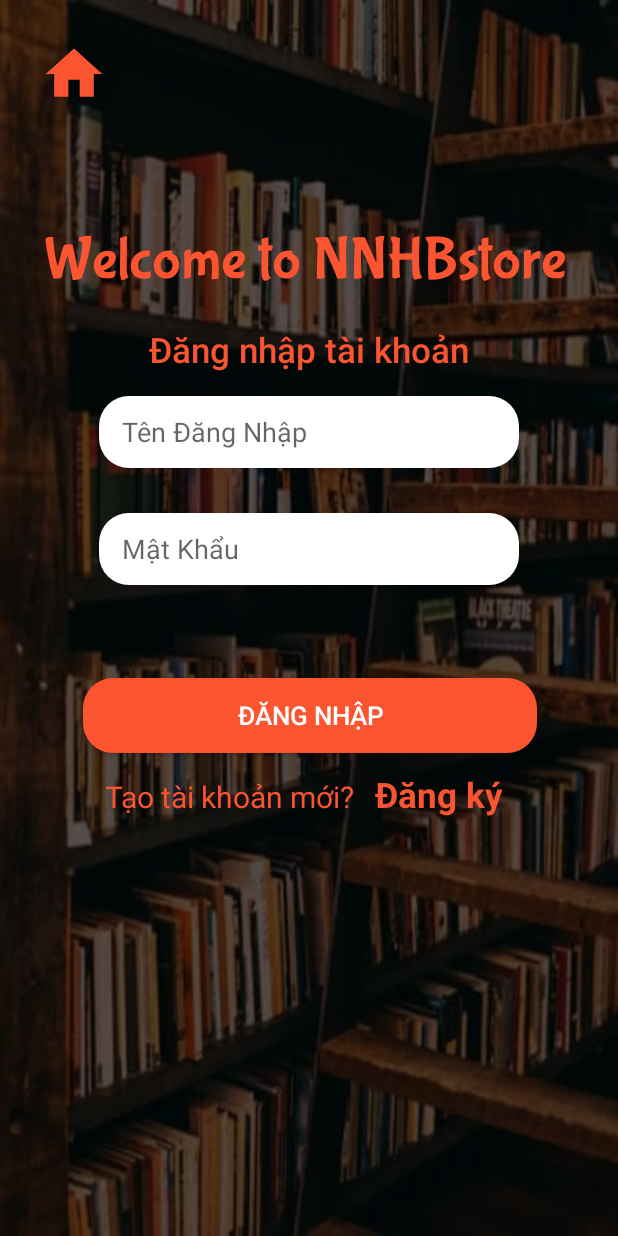
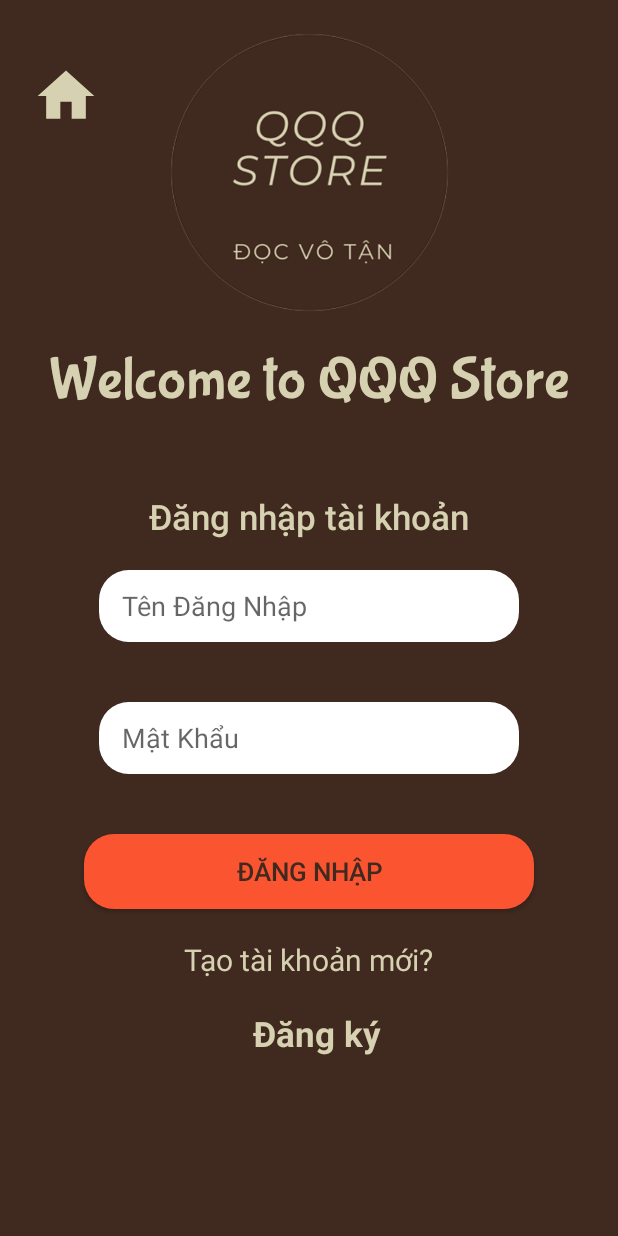
Before and after one commit to tienthinh1610/DoAnPMLT, an Android app: the screen it shows after launch (LoginActivity), after a tap on "Shopping Cart", on a phone screen of 412 x 824 dp. Run offline under Robolectric (Android 15) with nearby library versions, the phone set to English and light mode, and no system bars; 1 other tap on this screen came first.

Commit message:
Chỉnh sửa layout bên khách hàng

```diff
--- /dev/null
+++ b/app/src/main/res/drawable/bg_search.xml
@@ -0,0 +1,5 @@
+<?xml version="1.0" encoding="utf-8"?>
+<shape xmlns:android="http://schemas.android.com/apk/res/android">
+<solid android:color="#D6D1B1"/>
+    <corners android:radius="400dp"/>
+</shape>
--- a/app/src/main/res/drawable/gradient_btnthanhtoan.xml
+++ b/app/src/main/res/drawable/gradient_btnthanhtoan.xml
@@ -1,5 +1,5 @@
 <?xml version="1.0" encoding="utf-8"?>
 <shape xmlns:android="http://schemas.android.com/apk/res/android">
     <corners android:radius="20dp"/>
-    <solid android:color="@color/orange"/>
+    <solid android:color="#40291F"/>
 </shape>
--- a/app/src/main/res/drawable/ic_arrow_back.xml
+++ b/app/src/main/res/drawable/ic_arrow_back.xml
@@ -1,5 +1,5 @@
 <vector android:autoMirrored="true" android:height="40dp"
-    android:tint="#FB5431" android:viewportHeight="24"
+    android:tint="#D6D1B1" android:viewportHeight="24"
     android:viewportWidth="24" android:width="40dp" xmlns:android="http://schemas.android.com/apk/res/android">
     <path android:fillColor="@android:color/white" android:pathData="M11.67,3.87L9.9,2.1 0,12l9.9,9.9 1.77,-1.77L3.54,12z"/>
 </vector>
--- a/app/src/main/res/drawable/ic_arrow_back_white.xml
+++ b/app/src/main/res/drawable/ic_arrow_back_white.xml
@@ -1,5 +1,5 @@
 <vector android:autoMirrored="true" android:height="24dp"
-    android:tint="#FFFFFF" android:viewportHeight="24"
+    android:tint="#D6D1B1" android:viewportHeight="24"
     android:viewportWidth="24" android:width="24dp" xmlns:android="http://schemas.android.com/apk/res/android">
     <path android:fillColor="@android:color/white" android:pathData="M11.67,3.87L9.9,2.1 0,12l9.9,9.9 1.77,-1.77L3.54,12z"/>
 </vector>
--- a/app/src/main/res/drawable/ic_daucong.xml
+++ b/app/src/main/res/drawable/ic_daucong.xml
@@ -1,5 +1,5 @@
 <vector android:height="24dp" android:viewportHeight="248"
     android:viewportWidth="283" android:width="24dp" xmlns:android="http://schemas.android.com/apk/res/android">
-    <path android:fillColor="#FFFFFF"
+    <path android:fillColor="#D6D1B1"
         android:pathData="M125.9,40.7c0,5.4 -0.1,24.2 -0.2,41.8l-0.2,32 -41.7,0.3 -41.8,0.2 0,13 0,13 41.8,0.2 41.7,0.3 0.1,40.3c0.1,22.1 0.5,40.9 0.8,41.7 0.5,1.3 2.5,1.5 12.3,1.3l11.8,-0.3 0.3,-41.7 0.2,-41.8 41.8,-0.2 41.7,-0.3 0.3,-12.8 0.3,-12.7 -42.1,-0 -42,-0 0,-42 0,-42 -12.5,-0 -12.5,-0 -0.1,9.7z" android:strokeColor="#00000000"/>
 </vector>
--- a/app/src/main/res/drawable/ic_home.xml
+++ b/app/src/main/res/drawable/ic_home.xml
@@ -1,4 +1,4 @@
-<vector android:height="45dp" android:tint="#FB5431"
+<vector android:height="45dp" android:tint="#D6D1B1"
     android:viewportHeight="24" android:viewportWidth="24"
     android:width="45dp" xmlns:android="http://schemas.android.com/apk/res/android">
     <path android:fillColor="@android:color/white" android:pathData="M10,20v-6h4v6h5v-8h3L12,3 2,12h3v8z"/>
--- a/app/src/main/res/drawable/ic_search.xml
+++ b/app/src/main/res/drawable/ic_search.xml
@@ -1,4 +1,4 @@
-<vector android:height="24dp" android:tint="@color/white"
+<vector android:height="24dp" android:tint="#D6D1B1"
     android:viewportHeight="24" android:viewportWidth="24"
     android:width="24dp" xmlns:android="http://schemas.android.com/apk/res/android">
     <path android:fillColor="@android:color/white" android:pathData="M15.5,14h-0.79l-0.28,-0.27C15.41,12.59 16,11.11 16,9.5 16,5.91 13.09,3 9.5,3S3,5.91 3,9.5 5.91,16 9.5,16c1.61,0 3.09,-0.59 4.23,-1.57l0.27,0.28v0.79l5,4.99L20.49,19l-4.99,-5zM9.5,14C7.01,14 5,11.99 5,9.5S7.01,5 9.5,5 14,7.01 14,9.5 11.99,14 9.5,14z"/>
--- a/app/src/main/res/layout/activity_books_list.xml
+++ b/app/src/main/res/layout/activity_books_list.xml
@@ -5,15 +5,16 @@
     android:layout_width="match_parent"
     android:layout_height="match_parent"
     android:orientation="vertical"
+    android:background="#EED9D9"
     tools:context=".activityAdmin.BooksListActivity">
     <androidx.appcompat.widget.Toolbar
         android:id="@+id/toolbarbookslist"
         android:layout_width="match_parent"
         android:layout_height="wrap_content"
-        android:background="@color/orange"
+        android:background="#40291F"
         app:titleMarginStart="60dp"
         app:navigationIcon="@drawable/ic_arrow_back_white"
-        app:titleTextColor="@color/white"
+        app:titleTextColor="#D6D1B1"
         app:title="Danh sách sản phẩm" >
 
         <ImageButton
--- a/app/src/main/res/layout/activity_catrgory_list.xml
+++ b/app/src/main/res/layout/activity_catrgory_list.xml
@@ -4,16 +4,17 @@
     xmlns:tools="http://schemas.android.com/tools"
     android:layout_width="match_parent"
     android:layout_height="match_parent"
+    android:background="#EED9D9"
     android:orientation="vertical"
     tools:context=".activity.CategoryListActivity">
     <androidx.appcompat.widget.Toolbar
         android:id="@+id/toolbarcategorylist"
         android:layout_width="match_parent"
         android:layout_height="wrap_content"
-        android:background="@color/orange"
+        android:background="#40291F"
         app:titleMarginStart="80dp"
         app:navigationIcon="@drawable/ic_arrow_back_white"
-        app:titleTextColor="@color/white"
+        app:titleTextColor="#D6D1B1"
         app:title="Sách thiếu nhi" >
     </androidx.appcompat.widget.Toolbar>
     <androidx.recyclerview.widget.RecyclerView
--- a/app/src/main/res/layout/activity_giohang.xml
+++ b/app/src/main/res/layout/activity_giohang.xml
@@ -10,8 +10,8 @@
     <androidx.appcompat.widget.Toolbar
         app:titleMarginStart="110dp"
         app:navigationIcon="@drawable/ic_arrow_back_white"
-        android:background="#E64E07"
-        app:titleTextColor="@color/white"
+        android:background="#40291F"
+        app:titleTextColor="#D6D1B1"
         android:id="@+id/toolbargiohang"
         android:layout_width="match_parent"
         android:layout_height="wrap_content"
@@ -23,6 +23,7 @@
         android:layout_width="match_parent"
         android:layout_margin="10dp"
         android:layout_height="0dp"
+        android:background="#EED9D9"
         android:layout_weight="1" >
     </androidx.recyclerview.widget.RecyclerView>
 
--- a/app/src/main/res/layout/activity_login.xml
+++ b/app/src/main/res/layout/activity_login.xml
@@ -1,88 +1,110 @@
 <?xml version="1.0" encoding="utf-8"?>
-<RelativeLayout xmlns:android="http://schemas.android.com/apk/res/android"
+<androidx.constraintlayout.widget.ConstraintLayout xmlns:android="http://schemas.android.com/apk/res/android"
     xmlns:app="http://schemas.android.com/apk/res-auto"
     xmlns:tools="http://schemas.android.com/tools"
     android:layout_width="match_parent"
     android:layout_height="match_parent"
-    android:background="@drawable/backgroud_login"
+    android:background="#40291F"
     android:orientation="vertical"
     android:gravity="center_vertical"
     tools:context=".activity.LoginActivity">
 
-    <ImageView
-        android:layout_width="match_parent"
-        android:layout_height="match_parent"
-        android:foreground="@drawable/blur_backgroud">
-    </ImageView>
-
     <ImageButton
-        android:onClick="home"
         android:layout_width="wrap_content"
         android:layout_height="wrap_content"
-        android:layout_marginStart="25dp"
-        android:layout_marginTop="25dp"
-        android:layout_marginEnd="25dp"
-        android:layout_marginBottom="25dp"
         android:background="@null"
         android:contentDescription="@string/app_name"
         android:minWidth="48dp"
         android:minHeight="48dp"
-        android:src="@drawable/ic_home" />
+        android:onClick="home"
+        android:src="@drawable/ic_home"
+        android:layout_marginTop="40dp"
+        android:layout_marginLeft="20dp"
+        app:layout_constraintRight_toLeftOf="@+id/imageView2"
+        app:layout_constraintStart_toStartOf="parent"
+        app:layout_constraintTop_toTopOf="parent"
+        />
+
+    <ImageView
+        android:id="@+id/imageView2"
+        android:layout_width="230dp"
+        android:layout_height="230dp"
+        android:src="@drawable/logo_removed"
+        app:layout_constraintEnd_toEndOf="parent"
+        app:layout_constraintStart_toStartOf="parent"
+        app:layout_constraintTop_toTopOf="parent" />
+
     <TextView
         android:id="@+id/textView2"
         android:layout_width="wrap_content"
         android:layout_height="wrap_content"
-        android:layout_marginTop="150dp"
-        android:layout_marginBottom="20dp"
         android:fontFamily="@font/bubblegum_sans"
-        android:layout_marginLeft="30dp"
         android:gravity="center"
-        android:text="Welcome to NNHBstore"
-        android:textColor="@color/orange"
-        android:textSize="40dp" />
+        android:text="Welcome to QQQ Store"
+        android:textColor="#D6D1B1"
+        android:textSize="40dp"
+
+        app:layout_constraintLeft_toLeftOf="parent"
+        app:layout_constraintTop_toBottomOf="@id/imageView2"
+        app:layout_constraintRight_toRightOf="parent"
+        />
+
+
     <LinearLayout
         android:id="@+id/viewflipper"
+        android:layout_width="match_parent"
+        android:layout_height="wrap_content"
         android:layout_below="@id/textView2"
-        android:layout_marginBottom="20dp"
+        android:layout_marginTop="20dp"
         android:orientation="vertical"
-        android:layout_width="match_parent"
-        android:layout_height="wrap_content">
+        app:layout_constraintBottom_toBottomOf="parent"
+        app:layout_constraintTop_toTopOf="parent"
+        tools:layout_editor_absoluteX="16dp">
 
         <TextView
+            android:id="@+id/textviewDangNhap"
             android:layout_width="wrap_content"
             android:layout_height="wrap_content"
             android:layout_gravity="center"
             android:fontFamily="sans-serif-medium"
             android:text="Đăng nhập tài khoản"
-            android:textColor="@color/orange"
-            android:textSize="23dp" />
+            android:textColor="#D6D1B1"
+            android:textSize="23dp"
+            app:layout_constraintLeft_toLeftOf="parent"
+            app:layout_constraintTop_toBottomOf="@id/textView2"
+            app:layout_constraintRight_toRightOf="parent" />
 
         <EditText
             android:id="@+id/edt_uesrname"
             android:layout_width="280dp"
             android:layout_height="48dp"
             android:layout_gravity="center"
-            android:layout_marginTop="15dp"
             android:background="@drawable/radius_edittext"
             android:hint="Tên Đăng Nhập"
-            android:singleLine="true"
             android:inputType="textPersonName"
             android:paddingLeft="15dp"
-            android:textColor="@color/black" />
+            android:singleLine="true"
+            android:textColor="@color/black"
+            android:layout_marginTop="20dp"
+            app:layout_constraintLeft_toLeftOf="parent"
+            app:layout_constraintTop_toBottomOf="@id/textviewDangNhap"
+            app:layout_constraintRight_toRightOf="parent"/>
 
         <EditText
             android:id="@+id/edt_password"
             android:layout_width="280dp"
             android:layout_height="48dp"
             android:layout_gravity="center"
-            android:layout_marginTop="30dp"
-            android:layout_marginBottom="20dp"
             android:background="@drawable/radius_edittext"
             android:hint="Mật Khẩu"
-            android:singleLine="true"
             android:inputType="textPassword"
             android:paddingLeft="15dp"
-            android:textColor="@color/black" />
+            android:singleLine="true"
+            android:textColor="@color/black"
+            android:layout_marginTop="40dp"
+            app:layout_constraintLeft_toLeftOf="parent"
+            app:layout_constraintTop_toBottomOf="@id/edt_uesrname"
+            app:layout_constraintRight_toRightOf="parent"/>
     </LinearLayout>
 
     <androidx.appcompat.widget.AppCompatButton
@@ -93,36 +115,51 @@
         android:layout_alignParentStart="true"
         android:layout_alignParentEnd="true"
         android:layout_gravity="center"
-        android:layout_marginStart="55dp"
-        android:layout_marginTop="22dp"
-        android:layout_marginEnd="54dp"
+        android:layout_marginTop="40dp"
         android:background="@drawable/radius_btnlogin"
         android:text="Đăng Nhập"
-        android:textColor="@color/white"
-        android:textSize="17dp" />
+        android:textColor="#40291F"
+        android:textSize="17dp"
+        app:layout_constraintLeft_toLeftOf="parent"
+        app:layout_constraintRight_toRightOf="parent"
+        app:layout_constraintTop_toBottomOf="@id/viewflipper" />
 
     <TextView
         android:id="@+id/textview3"
         android:layout_width="wrap_content"
         android:layout_height="wrap_content"
+        android:layout_below="@id/btn_regis"
         android:text="Tạo tài khoản mới?"
-        android:layout_below="@id/btn_regis"
-        android:textColor="@color/orange"
+        android:textColor="#D6D1B1"
         android:textSize="20dp"
-        android:layout_marginTop="15dp"
-        android:layout_marginLeft="70dp"/>
+        android:layout_marginTop="20dp"
+        app:layout_constraintLeft_toLeftOf="parent"
+        app:layout_constraintRight_toRightOf="parent"
+        app:layout_constraintTop_toBottomOf="@id/btn_regis"
+         />
 
     <TextView
+        android:id="@+id/textviewDangKy"
         android:layout_width="wrap_content"
         android:layout_height="wrap_content"
         android:layout_below="@id/btn_regis"
-        android:layout_marginLeft="13dp"
-        android:layout_marginTop="12dp"
         android:layout_toRightOf="@id/textview3"
         android:minHeight="48dp"
         android:onClick="dangky"
         android:text="Đăng ký"
-        android:textColor="@color/orange"
+        android:textColor="#D6D1B1"
         android:textSize="23dp"
-        android:textStyle="bold" />
-</RelativeLayout>
+        android:textStyle="bold"
+        android:layout_marginTop="20dp"
+        android:layout_marginLeft="10dp"
+        app:layout_constraintLeft_toLeftOf="parent"
+        app:layout_constraintRight_toRightOf="parent"
+        app:layout_constraintTop_toBottomOf="@id/textview3"
+        />
+
+
+
+
+
+
+</androidx.constraintlayout.widget.ConstraintLayout>
--- a/app/src/main/res/values/strings.xml
+++ b/app/src/main/res/values/strings.xml
@@ -1,5 +1,5 @@
 <resources>
-    <string name="app_name">NNHBstore</string>
+    <string name="app_name">QQQ Store</string>
     <string name="thieunhi"> Sách Thiếu Nhi</string>
     <string name="vanhoc"> Sách Văn Học</string>
     <string name="kinhte"> Sách Kinh Tế</string>
```
Also changed, not shown: app/src/main/res/layout/activity_detail_book.xml (+21 -17 lines), app/src/main/res/layout/activity_register.xml (+4 -10 lines), app/src/main/res/layout/activity_search.xml (+12 -8 lines), app/src/main/res/layout/activity_trangchu.xml (+9 -4 lines), app/src/main/res/drawable/logo_removed.png (added).
